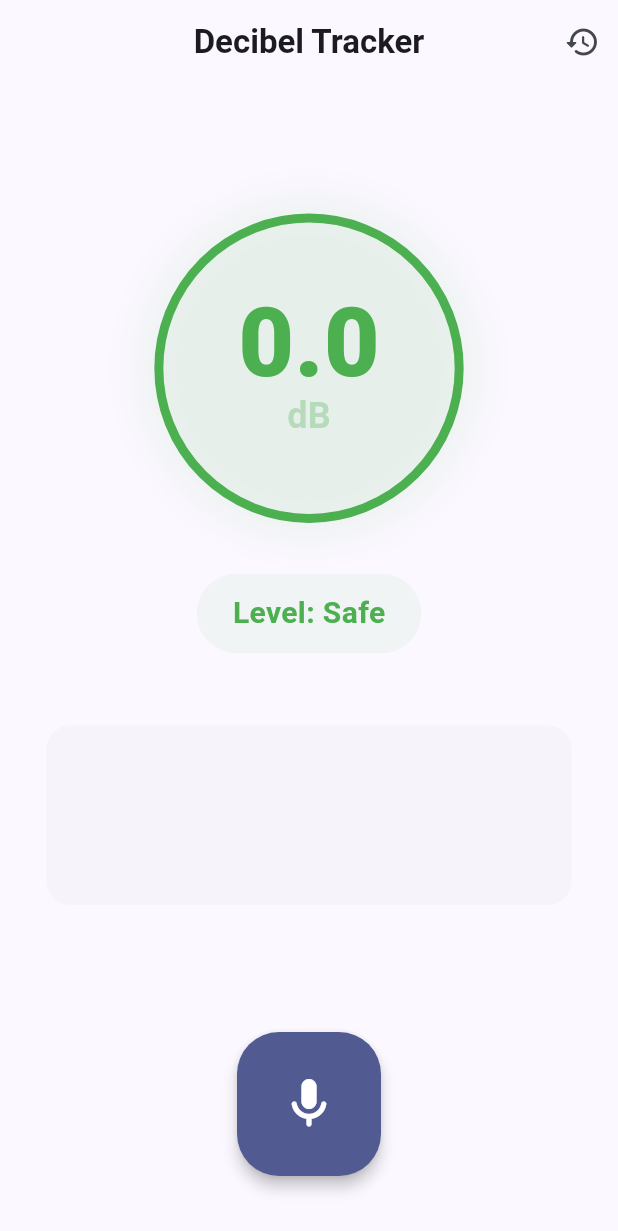
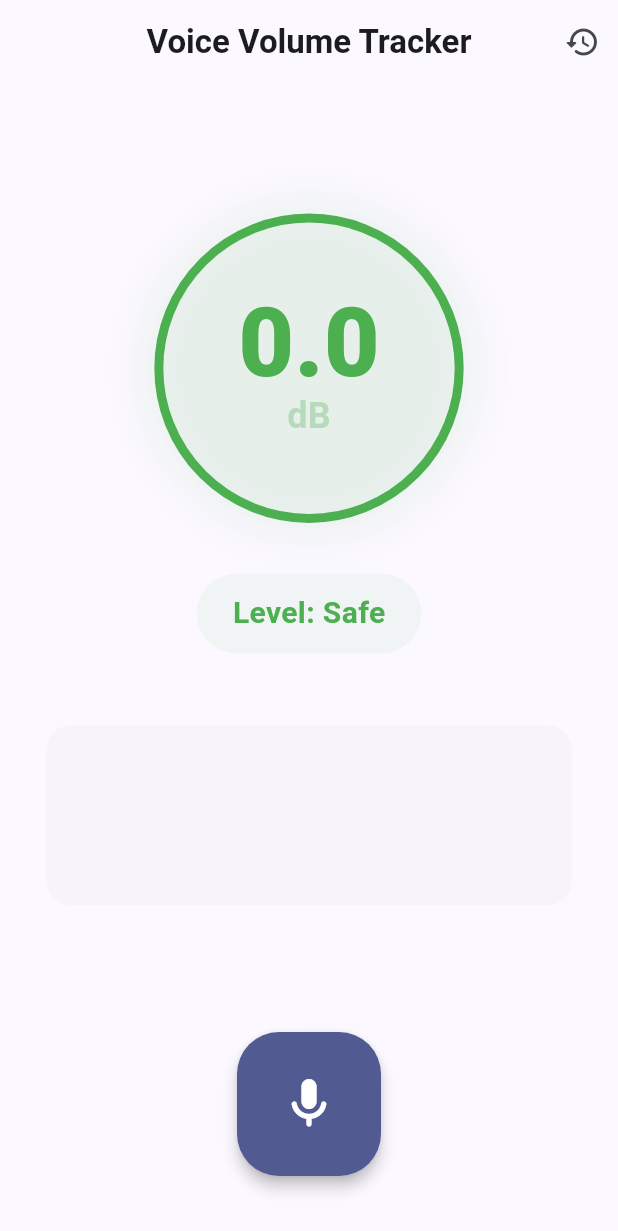
Before and after one commit to Mobilizes/ppb-assignments, a Flutter app: the MicPage screen opened directly, on a phone screen of 412 x 824 dp. Shown: the top 1231 px of the screen. Run offline on Flutter 3.47's test engine with Material 3 defaults, Android fonts, the phone set to English and light mode, and no system bars; our stand-ins replace awesome_notifications, cloud_firestore, firebase_core, flutter_dotenv, shared_preferences, vibration; missing offline and left inert: record; accounts and stored records are empty.

Commit message:
fix: rename app

```diff
--- a/app/lib/main.dart
+++ b/app/lib/main.dart
@@ -60,7 +60,7 @@ class HomePage extends StatelessWidget {
   Widget build(BuildContext context) {
     return MaterialApp(
       debugShowCheckedModeBanner: false,
-      title: 'Decibel Tracker',
+      title: 'Voice Volume Tracker',
       theme: ThemeData(
         colorScheme: ColorScheme.fromSeed(
           seedColor: Colors.indigo,
--- a/app/lib/pages/mic_page.dart
+++ b/app/lib/pages/mic_page.dart
@@ -90,7 +90,7 @@ class _MicPageState extends State<MicPage> {
       appBar: AppBar(
         automaticallyImplyLeading: false,
         title: const Text(
-          "Decibel Tracker",
+          "Voice Volume Tracker",
           style: TextStyle(fontWeight: FontWeight.bold),
         ),
         actions: [
```
